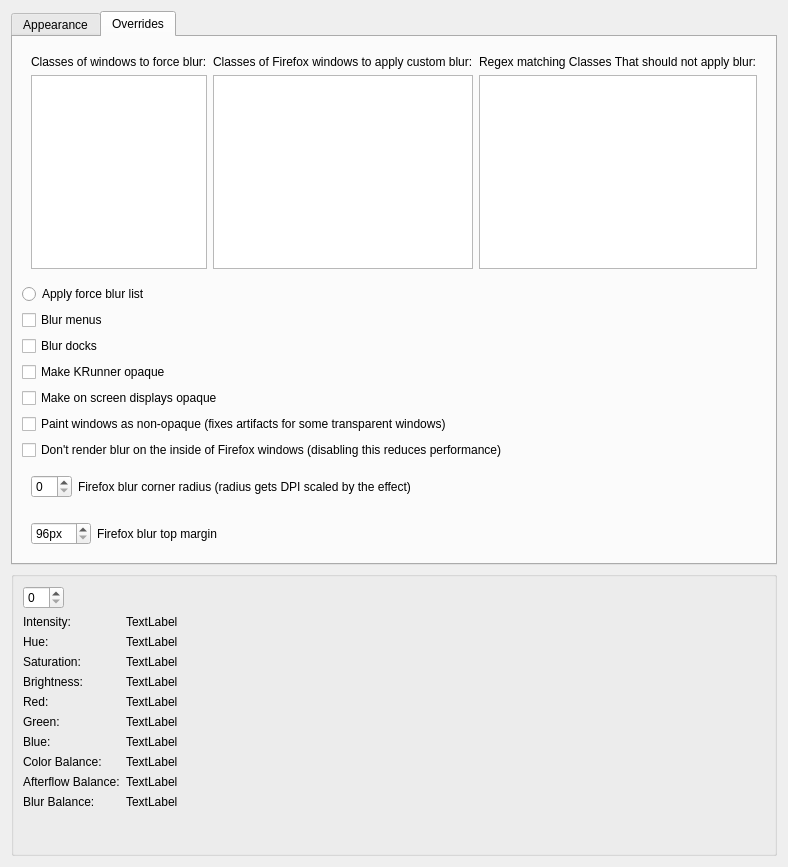
This is kwin/effects_cpp/kde-effects-aeroglassblur/src/kcm/blur_config.ui in aeroshell-desktop/aerothemeplasma as Qt 5 draws it before an edit. The edited form follows.
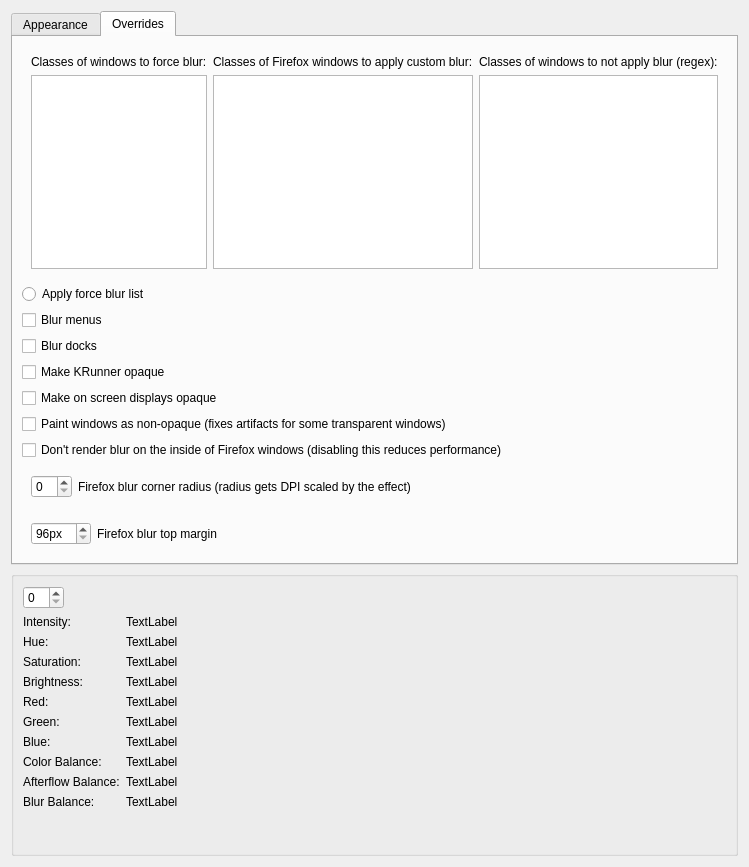
This is the edited form. The open tabs and pages were chosen to show the change. Icons and pictures are not drawn.

The edit to the form file:
```diff
--- a/kwin/effects_cpp/kde-effects-aeroglassblur/src/kcm/blur_config.ui
+++ b/kwin/effects_cpp/kde-effects-aeroglassblur/src/kcm/blur_config.ui
@@ -350,7 +350,7 @@
           <item row="0" column="2">
            <widget class="QLabel" name="label_noblur">
             <property name="text">
-             <string>Regex matching Classes That should not apply blur:</string>
+             <string>Classes of windows to not apply blur (regex):</string>
             </property>
            </widget>
           </item>
```
